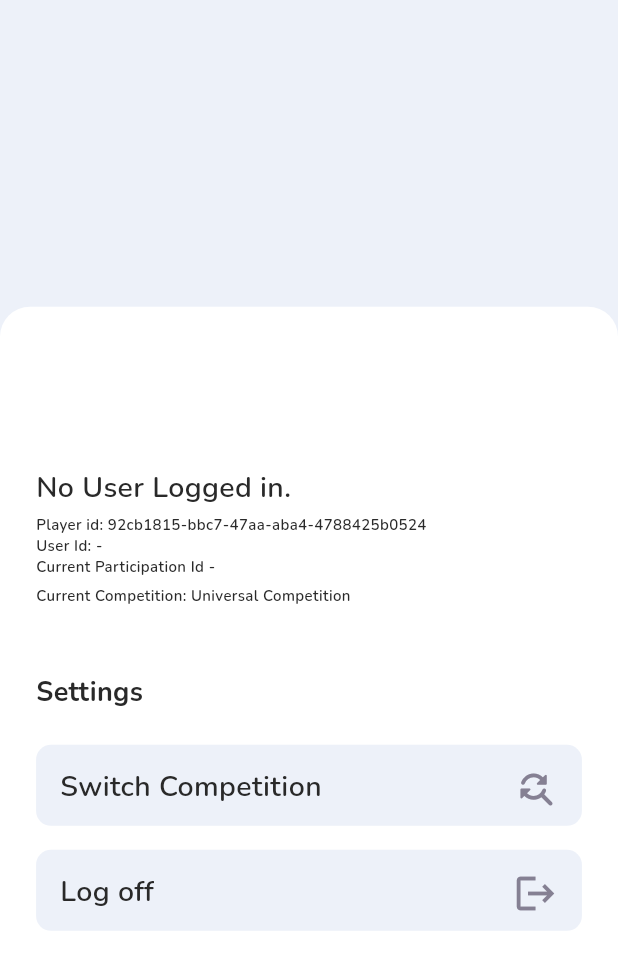
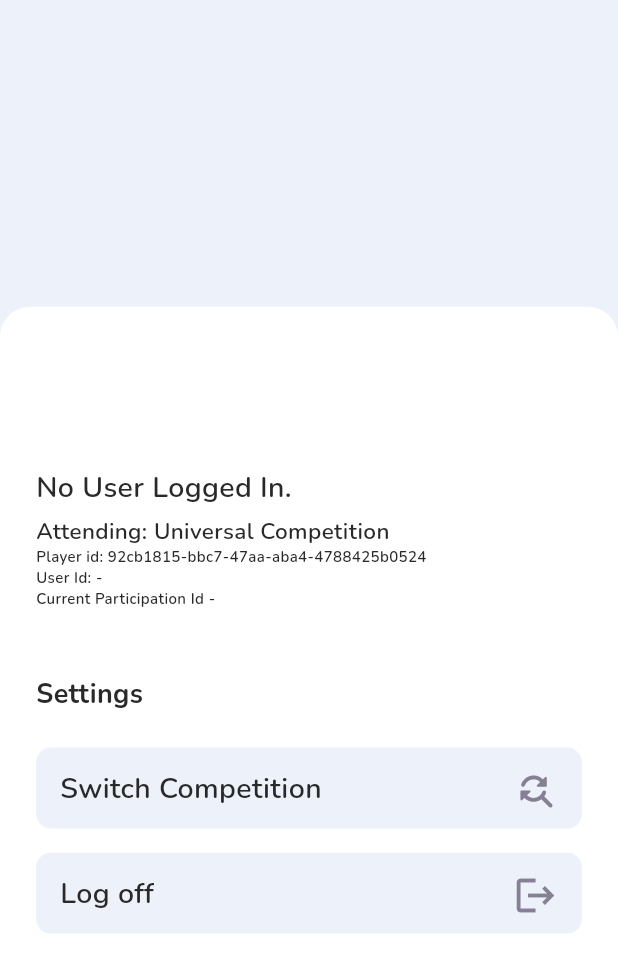
Before and after one commit to NeneWang/paper-merchant, a Flutter app: the AccountScreen screen opened directly, on a phone screen of 412 x 824 dp. Shown: the top 972 px of the screen. Run offline on Flutter 3.47's test engine with Material 3 defaults, Android fonts, the phone set to English and light mode, and no system bars; our stand-ins replace fl_chart, flutter_spinkit, flutter_svg, get, hive_flutter, percent_indicator and 1 more; missing offline and left inert: fuzzy; accounts and stored records are empty; network calls fail.

```diff
--- a/lib/data/database.dart
+++ b/lib/data/database.dart
@@ -397,7 +397,6 @@ class Database {
     });
 
     if (response.statusCode == 200) {
-      final responseData = jsonDecode(response.body);
       userData["current_competition"] = competitionUuid;
       _myBox.put("userData", userData);
       Get.snackbar(
@@ -793,15 +792,6 @@ class Database {
       }),
     );
 
-    // Debug
-    // print("login requested");
-    // print(loginURL);
-    // print(email);
-    // print(password);
-    print("rememberAccount =====>");
-    print(rememberAccount);
-    // print(response.body);
-
     // Process the API response and return true/false
     return handleLoginWithReportData(response);
   }
--- a/lib/screen/home/account/account_screen.dart
+++ b/lib/screen/home/account/account_screen.dart
@@ -10,6 +10,14 @@ class AccountScreen extends StatefulWidget {
 
   @override
   State<AccountScreen> createState() => _AccountScreenState();
+}
+
+String capitalize(sentence) {
+  // Capitalize first letter of each word
+  return sentence
+      .split(" ")
+      .map((word) => word[0].toUpperCase() + word.substring(1))
+      .join(" ");
 }
 
 class _AccountScreenState extends State<AccountScreen> {
@@ -38,6 +46,12 @@ class _AccountScreenState extends State<AccountScreen> {
     );
     const detailsTextStyle = TextStyle(
       fontSize: 10,
+      color: black2,
+      fontFamily: "NunitoSemiBold",
+      fontWeight: FontWeight.w600,
+    );
+    const BolderTextStyle = TextStyle(
+      fontSize: 15,
       color: black2,
       fontFamily: "NunitoSemiBold",
       fontWeight: FontWeight.w600,
@@ -83,12 +97,15 @@ class _AccountScreenState extends State<AccountScreen> {
                     crossAxisAlignment: CrossAxisAlignment.start,
                     children: [
                       Text(
-                        "${db.userData["name"] ?? 'name_not_set'}",
+                        capitalize(db.userData["name"] ?? 'name_not_set'),
                         style: nameTextStyle,
                       ),
                       const SizedBox(
                         height: 5.14,
                       ),
+                      Text(
+                          "Attending: ${db.userData["competition_name"] ?? 'competition_not_set'}",
+                          style: BolderTextStyle),
                       Text(
                           'Player id: ${db.userData["player_id"] ?? "player_id_not_set"}',
                           style: detailsTextStyle),
@@ -97,14 +114,6 @@ class _AccountScreenState extends State<AccountScreen> {
                       Text(
                           "Current Participation Id ${db.userData["current_competition"] ?? 'competition_not_set'}",
                           style: detailsTextStyle),
-                      // Show competition Name
-                      const SizedBox(
-                        height: 5.14,
-                      ),
-                      Text(
-                          "Current Competition: ${db.userData["competition_name"] ?? 'competition_not_set'}",
-                          style: detailsTextStyle),
-
                       SizedBox(
                         height: Get.height / 37.14,
                       ),
```
Also changed, not shown: 1 other file.
